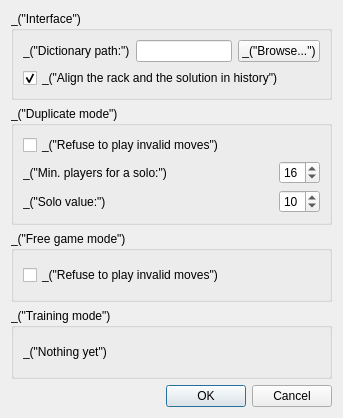
This is qt/ui/prefs_dialog.ui in cjlano/eliot as Qt 5 draws it before an edit. The edited form follows.
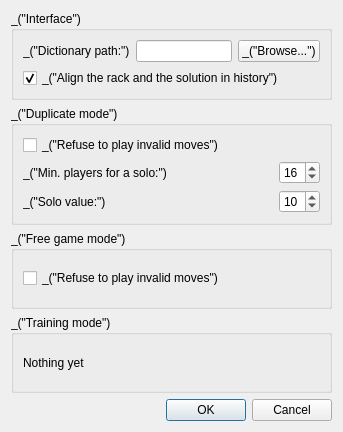
This is the edited form.

Diff of the .ui file:
```diff
--- a/qt/ui/prefs_dialog.ui
+++ b/qt/ui/prefs_dialog.ui
@@ -6,7 +6,7 @@
     <x>0</x>
     <y>0</y>
     <width>343</width>
-    <height>418</height>
+    <height>432</height>
    </rect>
   </property>
   <property name="windowTitle" >
@@ -178,7 +178,7 @@
       <item>
        <widget class="QLabel" name="label" >
         <property name="text" >
-         <string>_("Nothing yet")</string>
+         <string>Nothing yet</string>
         </property>
        </widget>
       </item>
@@ -191,7 +191,7 @@
       <enum>Qt::Horizontal</enum>
      </property>
      <property name="standardButtons" >
-      <set>QDialogButtonBox::Cancel|QDialogButtonBox::NoButton|QDialogButtonBox::Ok</set>
+      <set>QDialogButtonBox::Cancel|QDialogButtonBox::Ok</set>
      </property>
     </widget>
    </item>
```
Left out of the diff: 12 changed lines with no effect on the pictures.
